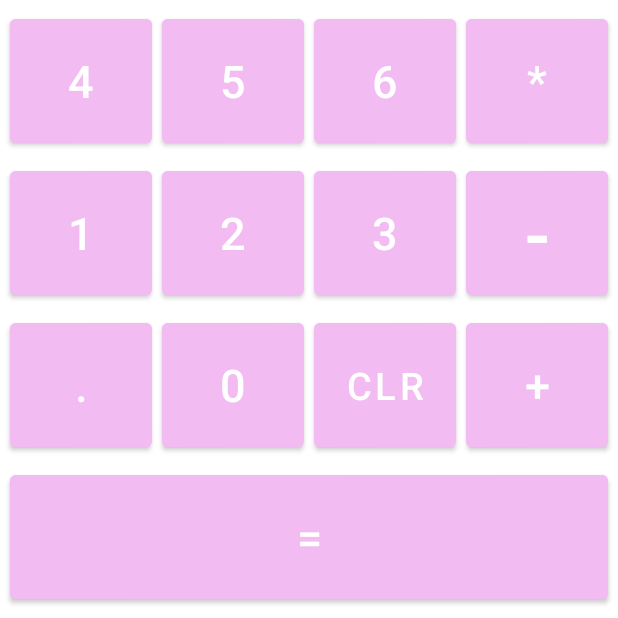
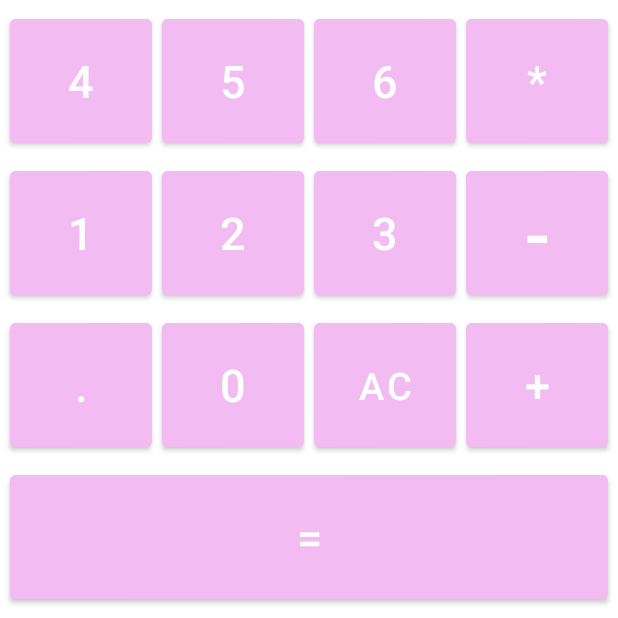
Before and after one commit to HSG15/LP3_Calculator, an Android app: the screen it shows after launch (MainActivity), on a phone screen of 412 x 824 dp, the part 618-1236 px from its top. Run offline under Robolectric (Android 15) with nearby library versions, the phone set to English and light mode, and no system bars.

Commit message:
AC instead of CLR

```diff
--- a/app/src/main/res/layout/activity_main.xml
+++ b/app/src/main/res/layout/activity_main.xml
@@ -218,7 +218,7 @@
             android:layout_weight="1"
             android:backgroundTint="@color/bg_btn"
             android:onClick="onClear"
-            android:text="CLR"
+            android:text="AC"
             android:textSize="25sp" />
 
         <Button
```
